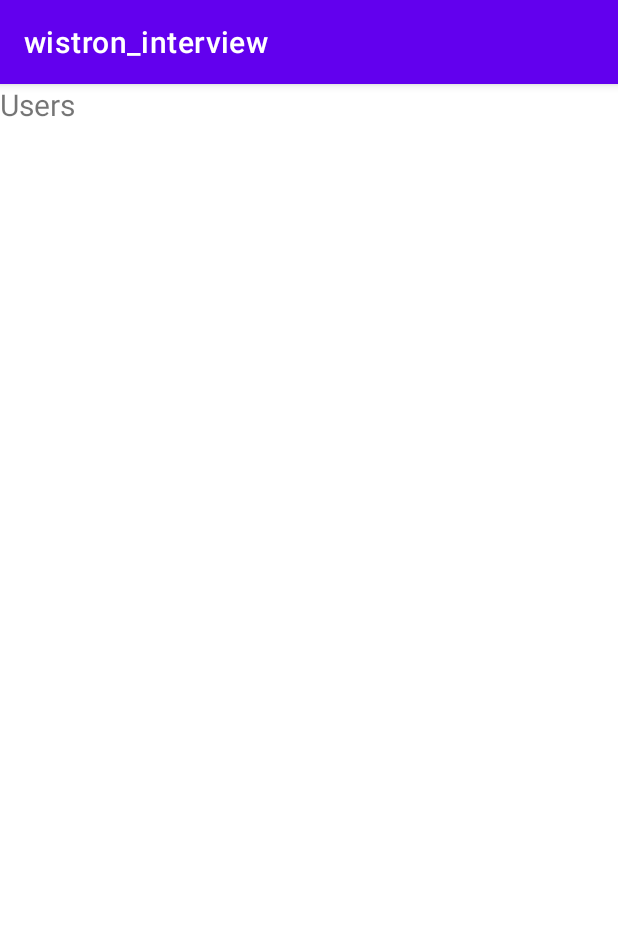
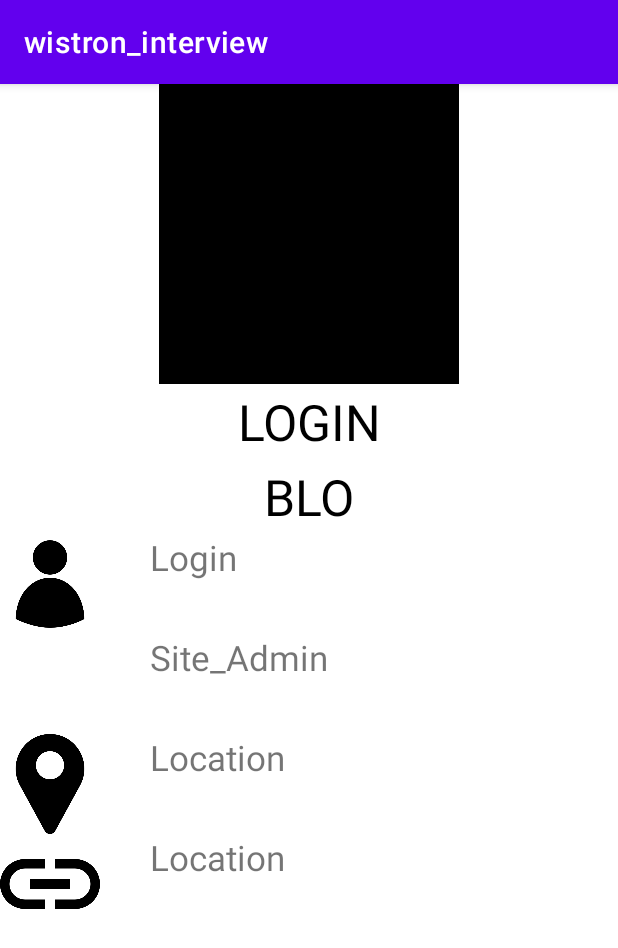
Before and after one commit to mick60316/wistron_interview, an Android app: the DetialDisplayFragment screen opened through its navigation route, on a phone screen of 412 x 824 dp. Shown: the top 948 px of the screen. Run offline under Robolectric (Android 15) with nearby library versions, the phone set to English and light mode, and no system bars; our stand-ins replace Picasso; pictures from the network do not load.

Commit message:
detail user info layout

```diff
--- a/app/app/src/main/java/com/example/wistron_interview/Component/RecycleViewAdapter.kt
+++ b/app/app/src/main/java/com/example/wistron_interview/Component/RecycleViewAdapter.kt
@@ -1,6 +1,7 @@
 package com.example.wistron_interview.Component
 
 import android.content.Context
+import android.os.Bundle
 import android.util.Log
 import android.view.LayoutInflater
 import android.view.View
@@ -27,7 +28,7 @@ class RecycleViewAdapter(context: Context, items: List<UserData>?, navController
         val loginTextView:TextView?= view?.findViewById(R.id.login);
         val siteAdminTextView:TextView?=view?.findViewById(R.id.site_admin);
         val myView:LinearLayout?=view?.findViewById(R.id.myView)
-        fun bind(userData: UserData?,context: Context)
+        fun bind(userData: UserData?, context: Context)
         {
             Picasso.with(context).load(userData?.avatar_url).into(imageView)
             loginTextView?.text=userData?.login
@@ -44,16 +45,19 @@ class RecycleViewAdapter(context: Context, items: List<UserData>?, navController
 
     override fun onBindViewHolder(holder: ViewHolder, position: Int) {
         if (context != null) {
-            holder.bind(items?.get(position),context)
+            holder.bind(items?.get(position), context)
         }
         else
         {
 
-            Log.e(TAG,"Context null")
+            Log.e(TAG, "Context null")
         }
         holder.myView?.setOnClickListener(View.OnClickListener {
-
-            Log.i(TAG,"Click "+holder.loginTextView?.text.toString());
+            // do something
+            val bundle = Bundle()
+            bundle.putString("login",items?.get(position)?.login)
+            navController?.navigate(R.id.action_usetListFragment_to_detialDisplayFragment,bundle);
+            Log.i(TAG, "Click " + holder.loginTextView?.text.toString());
 
         })
 
--- a/app/app/src/main/java/com/example/wistron_interview/Fragment/DetialDisplayFragment.kt
+++ b/app/app/src/main/java/com/example/wistron_interview/Fragment/DetialDisplayFragment.kt
@@ -2,18 +2,19 @@ package com.example.wistron_interview.Fragment
 
 import android.content.Context
 import android.os.Bundle
+import android.util.Log
 import android.view.LayoutInflater
 import android.view.View
 import android.view.ViewGroup
-import androidx.annotation.NonNull
-import androidx.annotation.Nullable
 import androidx.fragment.app.Fragment
-import androidx.navigation.Navigation.findNavController
-import androidx.navigation.fragment.NavHostFragment.findNavController
+import com.example.wistron_interview.Presenter.DetailDisplayPresenter
 import com.example.wistron_interview.R
+import com.example.wistron_interview.Views.DetailDisplayView
 
-class DetialDisplayFragment  : Fragment() {
+class DetialDisplayFragment  : Fragment(),DetailDisplayView {
     private val TAG :String = "DetialDisplayFragment"
+    private var _context:Context?=null;
+    private val detailDisplayPresenter: DetailDisplayPresenter?=null
     override fun onCreateView(
         inflater: LayoutInflater,
         container: ViewGroup?,
@@ -25,9 +26,15 @@ class DetialDisplayFragment  : Fragment() {
 
     override fun onViewCreated(view: View, savedInstanceState: Bundle?) {
         super.onViewCreated(view, savedInstanceState)
+        val bundle = arguments
+        val login=bundle?.getString("login")
+        Log.i(TAG,login.toString());
+
     }
 
     override fun onAttach(context: Context) {
         super.onAttach(context)
+        _context=context
     }
+
 }
--- a/app/app/src/main/java/com/example/wistron_interview/Fragment/UsetListFragment.kt
+++ b/app/app/src/main/java/com/example/wistron_interview/Fragment/UsetListFragment.kt
@@ -56,7 +56,8 @@ class UsetListFragment : Fragment(),UserListView{
 
     override fun onViewCreated(view: View, savedInstanceState: Bundle?) {
         Log.i(TAG,"onViewCreated")
-        userListPresenter= UserListPresenter(this,_context);
+        _UserData= emptyList()
+        userListPresenter= UserListPresenter(this);
         userListPresenter?.getUserlist();
 
         recyclerView =view.findViewById(R.id.user_list)
--- a/app/app/src/main/java/com/example/wistron_interview/Presenter/DetailDisplayPresenter.kt
+++ b/app/app/src/main/java/com/example/wistron_interview/Presenter/DetailDisplayPresenter.kt
@@ -3,8 +3,9 @@ package com.example.wistron_interview.Presenter
 import android.util.Log
 import com.example.wistron_interview.Model
 import com.example.wistron_interview.ModelCallback
+import com.example.wistron_interview.Views.DetailDisplayView
 
-class DetailDisplayPresenter {
+class DetailDisplayPresenter (view:DetailDisplayView){
     val TAG :String ="DetailDisplayPresenter";
 
     fun getUserInfo (login:String)
--- a/app/app/src/main/java/com/example/wistron_interview/Presenter/UserListPresenter.kt
+++ b/app/app/src/main/java/com/example/wistron_interview/Presenter/UserListPresenter.kt
@@ -10,11 +10,11 @@ import com.example.wistron_interview.Views.UserListView
 import org.json.JSONArray
 import org.json.JSONException
 
-class UserListPresenter(view: UserListView,context:Context) {
+class UserListPresenter(view: UserListView) {
 
     val TAG :String ="UserListPresenter";
     val view :UserListView=view
-    val context:Context=context;
+
 
     fun getUserlist ()
     {
@@ -53,22 +53,6 @@ class UserListPresenter(view: UserListView,context:Context) {
                 userDataList+=userData
 
             }
-
-
-
-//            val dataJsonObject: String = jsonObject.getString("data")
-//            val attractionsObjArray = JSONArray(dataJsonObject)
-//            for (i in 0 until attractionsObjArray.length()) {
-//                val attractionObj = attractionsObjArray.getJSONObject(i)
-//                val id = attractionObj.getInt("id")
-//                val name = attractionObj.getString("name")
-//                val attraction = Attraction(id, name)
-//                attractions.add(attraction)
-//            }
-//            val msg = Message.obtain()
-//            msg.what = UPDATE_RECYCLE_VIEW
-//            msg.obj = attractions
-//            mHandler.sendMessage(msg)
         } catch (e: JSONException) {
             e.printStackTrace()
         }
--- a/app/app/src/main/res/layout/detail_display_page.xml
+++ b/app/app/src/main/res/layout/detail_display_page.xml
@@ -3,14 +3,99 @@
     xmlns:android="http://schemas.android.com/apk/res/android" android:layout_width="match_parent"
     android:layout_height="match_parent">
     <LinearLayout
+        android:orientation="vertical"
         android:layout_height="match_parent"
         android:layout_width="match_parent">
-        <TextView
-            android:layout_width="wrap_content"
-            android:text="Users"
-            android:textSize="30px"
-            android:layout_height="wrap_content">
-        </TextView>
+        <LinearLayout
+            android:gravity="center|top"
+            android:orientation="vertical"
+            android:layout_height="wrap_content"
+            android:layout_width="match_parent">
+            <ImageView
+                android:background="#000000"
+                android:layout_width="300px"
+                android:layout_height="300px">
+            </ImageView>
+            <TextView
+                android:text="LOGIN"
+                android:textSize="50px"
+                android:textColor="#000000"
+                android:gravity="center"
+                android:layout_width="300px"
+                android:layout_height="75px"
+                ></TextView>
+            <TextView
+                android:text="BLO"
+                android:textSize="50px"
+                android:textColor="#000000"
+                android:gravity="center"
+                android:layout_width="300px"
+                android:layout_height="75px"
+                ></TextView>
+        </LinearLayout>
+        <LinearLayout
+            android:orientation="vertical"
+            android:layout_width="match_parent"
+            android:layout_height="match_parent">
+            <LinearLayout
+                android:layout_width="match_parent"
+                android:layout_height="wrap_content">
+                <ImageView
+                    android:src="@drawable/user"
+                    android:layout_width="100px"
+                    android:layout_height="100px"
+                    ></ImageView>
+                <LinearLayout
+                    android:orientation="vertical"
+                    android:layout_width="match_parent"
+                    android:layout_height="wrap_content">
+                    <TextView
+                        android:text="Login"
+                        android:paddingLeft="50px"
+                        android:textSize="35px"
+                        android:layout_width="300px"
+                        android:layout_height="100px"></TextView>
+                    <TextView
+                        android:text="Site_Admin"
+                        android:paddingLeft="50px"
+                        android:textSize="35px"
+                        android:layout_width="300px"
+                        android:layout_height="100px"></TextView>
+                </LinearLayout>
+            </LinearLayout>
+            <LinearLayout
+                android:layout_width="match_parent"
+                android:layout_height="wrap_content">
+                <ImageView
+                    android:src="@drawable/pin"
+                    android:layout_width="100px"
+                    android:layout_height="100px"
+                    ></ImageView>
+                <TextView
+                    android:layout_gravity="center"
+                    android:text="Location"
+                    android:paddingLeft="50px"
+                    android:textSize="35px"
+                    android:layout_width="300px"
+                    android:layout_height="100px"></TextView>
+            </LinearLayout>
+            <LinearLayout
+                android:layout_width="match_parent"
+                android:layout_height="wrap_content">
+                <ImageView
+                    android:src="@drawable/link"
+                    android:layout_width="100px"
+                    android:layout_height="100px"
+                    ></ImageView>
+                <TextView
+                    android:layout_gravity="center"
+                    android:text="Location"
+                    android:paddingLeft="50px"
+                    android:textSize="35px"
+                    android:layout_width="300px"
+                    android:layout_height="100px"></TextView>
+            </LinearLayout>
+        </LinearLayout>
     </LinearLayout>
 
 </androidx.constraintlayout.widget.ConstraintLayout>
```
Also changed, not shown: app/app/src/main/res/drawable/link.png (added), app/app/src/main/res/drawable/pin.png (added), app/app/src/main/res/drawable/user.png (added).
